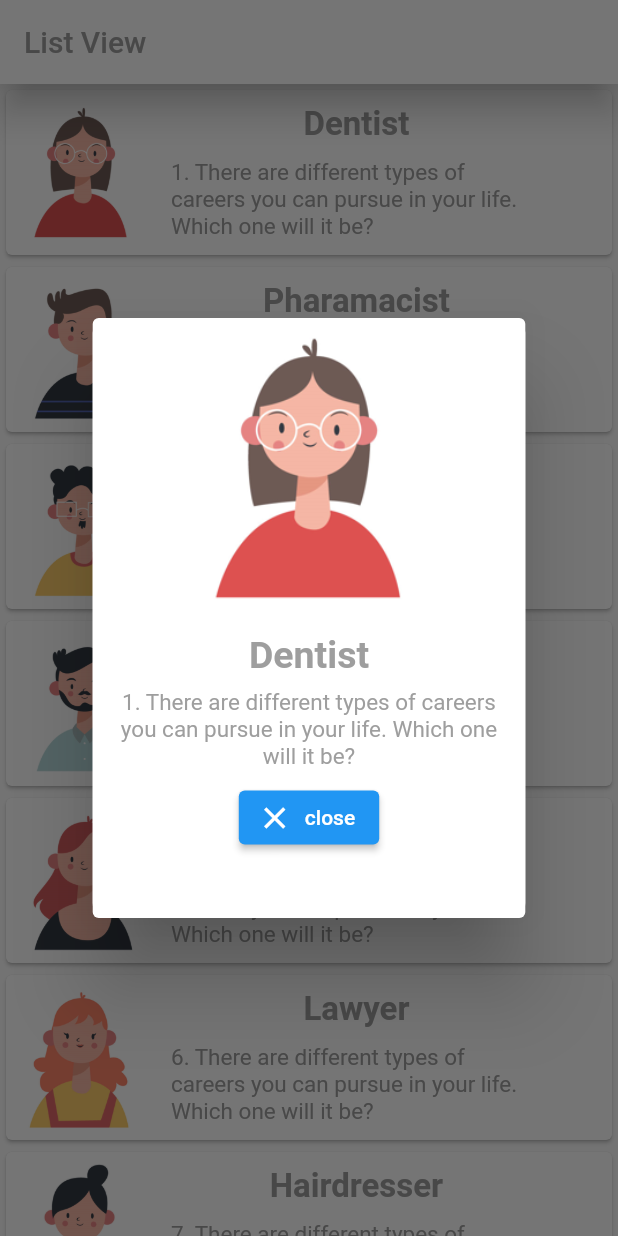
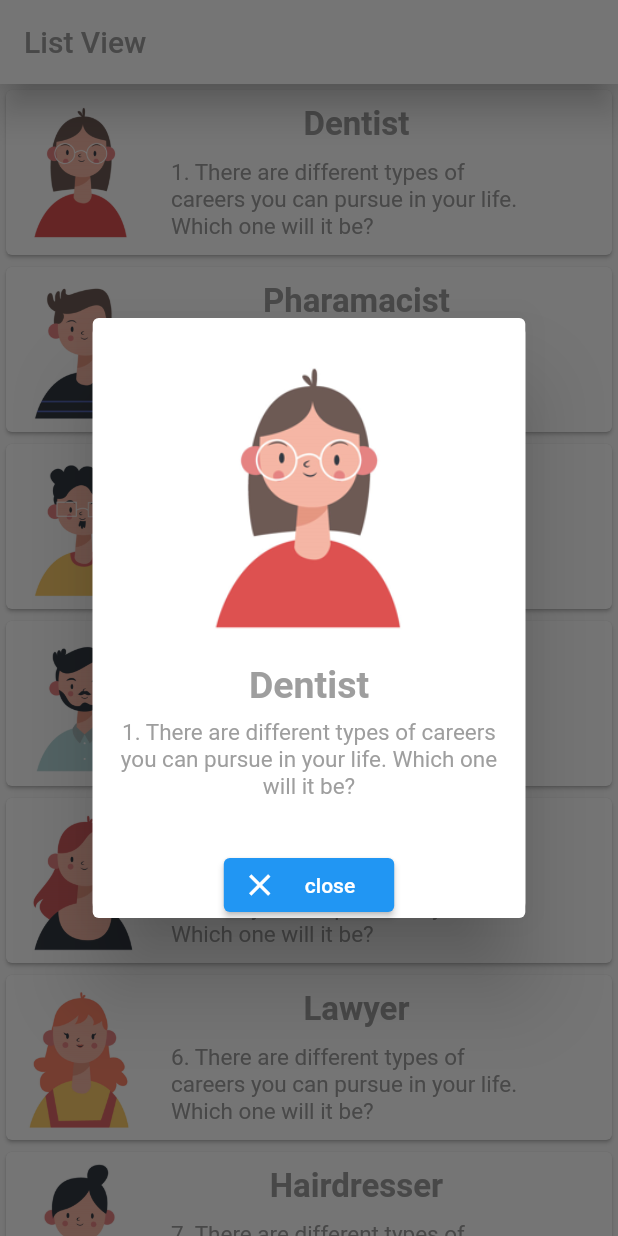
Before and after one commit to gnckck/Flutter, a Flutter app: the screen it shows after launch, after a tap on "Dentist", on a phone screen of 412 x 824 dp. Run offline on Flutter 3.47's test engine with Material 2 defaults, Android fonts, the phone set to English and light mode, and no system bars.

```diff
--- a/lib/main.dart
+++ b/lib/main.dart
@@ -78,12 +78,15 @@ class _ListViewPageState extends State<ListViewPage> {
             ),
             child: Column(
               children: [
-                ClipRRect(
+                Padding(
+                  padding: const EdgeInsets.only(top: 20.0),
+                  child: ClipRRect(
                     borderRadius: BorderRadius.circular(10),
                     child:Image.asset(
                       image,
                       width:200,
                       height:200,
+                    ),
                   ),
                 ),
                 const SizedBox(
@@ -107,13 +110,19 @@ class _ListViewPageState extends State<ListViewPage> {
                     textAlign: TextAlign.center,
                   )
                 ),
-                ElevatedButton.icon(
+                Padding(
+                  padding: const EdgeInsets.only(top: 25.0),
+                  child: ElevatedButton.icon(
 
                     onPressed: () {
                       Navigator.pop(context);
                     },
                     icon: const Icon(Icons.close),
-                  label: const Text('close'),
+                    label: Padding(
+                      padding: const EdgeInsets.all(10.0),
+                      child: const Text('close'),
+                    ),
+                    ),
                 ),
               ],
             )
@@ -139,7 +148,7 @@ class _ListViewPageState extends State<ListViewPage> {
       body : ListView.builder(
         itemCount: titleList.length,
         itemBuilder: (context, index){
-          return GestureDetector(
+          return GestureDetector(  //InkWell 위젯 사용가능 - 잉크가 퍼지는듯한 애니메이션
             onTap: (){
               print(titleList[index]); //print 밑에 밑줄이 있으면 debutPrint 사용
               showPopup(context, titleList[index], imageList[index],
```
Lines whose indentation alone changed are shown as unchanged.
